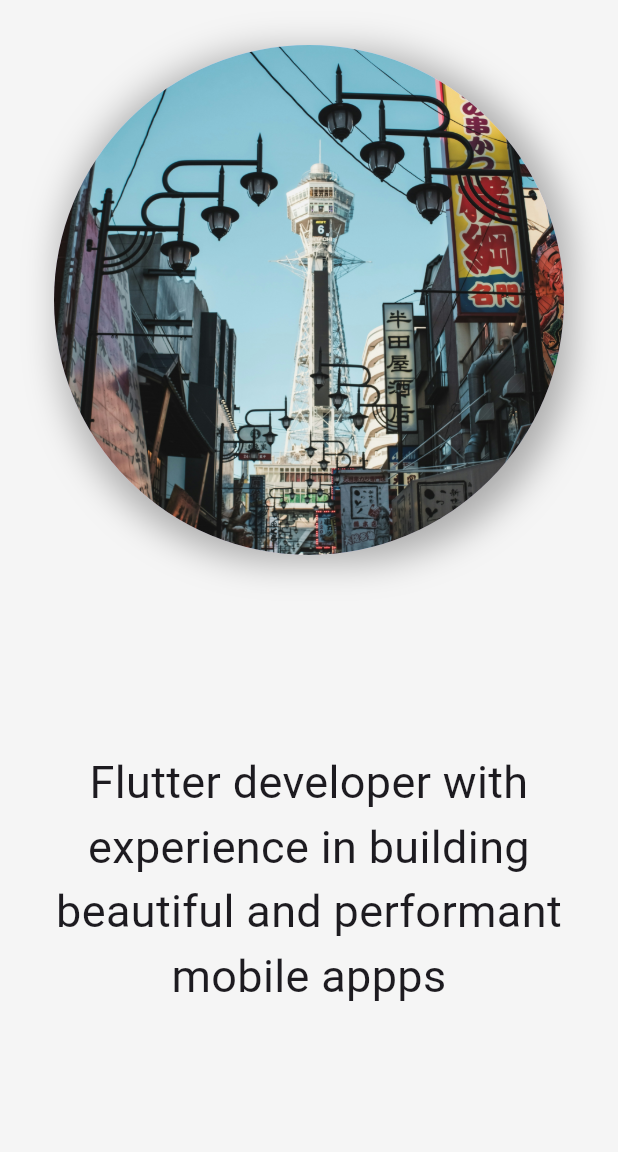
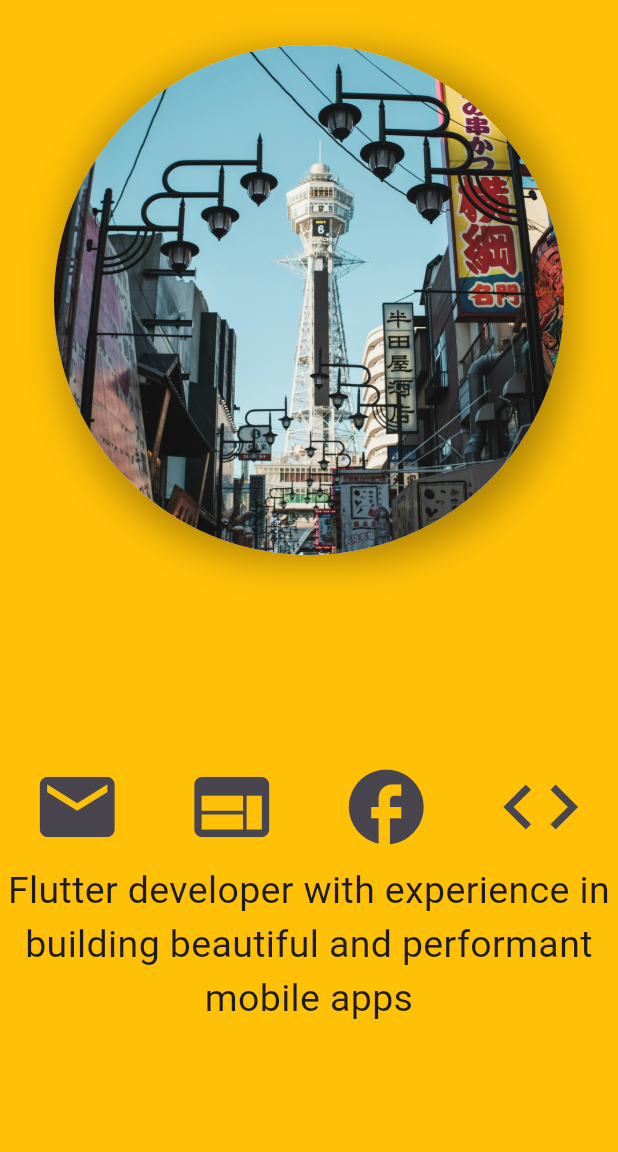
Before and after one commit to mehedithedev/developer_portfolio, a Flutter app: the screen it shows after launch, on a phone screen of 412 x 824 dp, the part 84-1236 px from its top. Run offline on Flutter 3.47's test engine with Material 3 defaults, Android fonts, the light colour scheme and no system bars.

Commit message:
changed background

```diff
--- a/lib/main.dart
+++ b/lib/main.dart
@@ -11,7 +11,7 @@ class MainApp extends StatelessWidget {
   @override
   Widget build(BuildContext context) {
     return MaterialApp(
-      home: ProfilePage(),
+      home: const ProfilePage(),
       title: 'Developer Title',
       theme: ThemeData(
         primarySwatch: Colors.teal,
@@ -32,6 +32,11 @@ class MainApp extends StatelessWidget {
 class ProfilePage extends StatefulWidget {
   const ProfilePage({super.key});
 
+  @override
+  State<ProfilePage> createState() => _ProfilePageState();
+}
+
+class _ProfilePageState extends State<ProfilePage> {
   Future<void> _launchURL(Uri url) async {
     if (await canLaunchUrl(url)) {
       await launchUrl(url);
@@ -41,17 +46,14 @@ class ProfilePage extends StatefulWidget {
   }
 
   @override
-  State<ProfilePage> createState() => _ProfilePageState();
-}
-
-class _ProfilePageState extends State<ProfilePage> {
-  @override
   Widget build(BuildContext context) {
     return Scaffold(
+      backgroundColor: Colors.amber,
       appBar: AppBar(
-        title: Text('Developer Profile'),
+        title: const Text('Developer Profile'),
       ),
       body: Container(
+        // color: Colors.blue,
         child: Column(
           children: [
             Row(
@@ -60,7 +62,7 @@ class _ProfilePageState extends State<ProfilePage> {
                 Container(
                   height: 200,
                   width: 200,
-                  margin: EdgeInsets.only(top: 100),
+                  margin: const EdgeInsets.only(top: 100),
                   decoration: BoxDecoration(
                     borderRadius: BorderRadius.circular(148),
                     boxShadow: [
@@ -68,13 +70,13 @@ class _ProfilePageState extends State<ProfilePage> {
                         color: Colors.black.withOpacity(0.3),
                         blurRadius: 20,
                         spreadRadius: 70,
-                        offset: Offset(4, 4),
+                        offset: const Offset(4, 4),
                       ),
                     ],
                   ),
                   child: Transform.scale(
                     scale: 1.7,
-                    child: CircleAvatar(
+                    child: const CircleAvatar(
                       radius: 90,
                       backgroundImage: AssetImage('assets/images/tokyo.jpg'),
                     ),
@@ -82,13 +84,48 @@ class _ProfilePageState extends State<ProfilePage> {
                 ),
               ],
             ),
-            SizedBox(
+            const SizedBox(
               height: 200,
             ),
-            Text(
-              '''Flutter developer with experience in building beautiful and performant mobile appps
+            Row(
+              mainAxisAlignment: MainAxisAlignment.spaceAround,
+              children: <Widget>[
+                IconButton(
+                  onPressed: () {
+                    _launchURL(
+                        Uri(scheme: 'mailto', path: 'mehedithedev@icloud.com'));
+                  },
+                  icon: const Icon(Icons.email),
+                  iconSize: 60,
+                ),
+                IconButton(
+                  onPressed: () {
+                    _launchURL(Uri.parse('https://www.google.com'));
+                  },
+                  icon: const Icon(Icons.web),
+                  iconSize: 60,
+                ),
+                IconButton(
+                  onPressed: () {
+                    _launchURL(Uri.parse('https://www.facebook.com'));
+                  },
+                  icon: const Icon(Icons.facebook_rounded),
+                  iconSize: 60,
+                ),
+                IconButton(
+                  onPressed: () {
+                    _launchURL(Uri.parse('https://www.github.com'));
+                  },
+                  icon: const Icon(Icons.code),
+                  iconSize: 60,
+                ),
+                // IconButton(onPressed: onPressed, icon: icon)
+              ],
+            ),
+            const Text(
+              '''Flutter developer with experience in building beautiful and performant mobile apps
               ''',
-              style: TextStyle(fontSize: 30),
+              style: TextStyle(fontSize: 25),
               textAlign: TextAlign.center,
             ),
           ],
```
